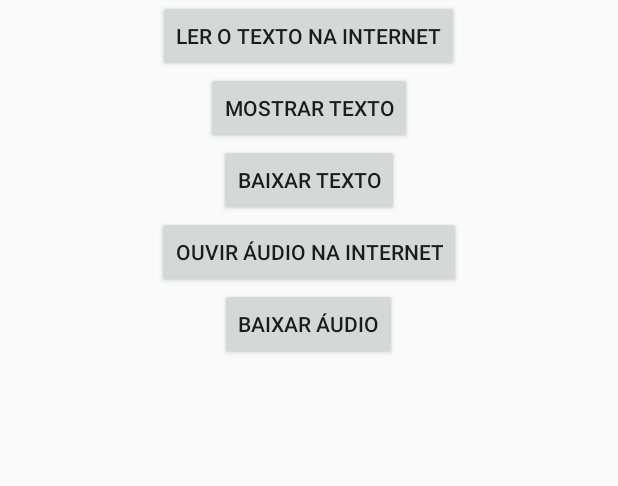
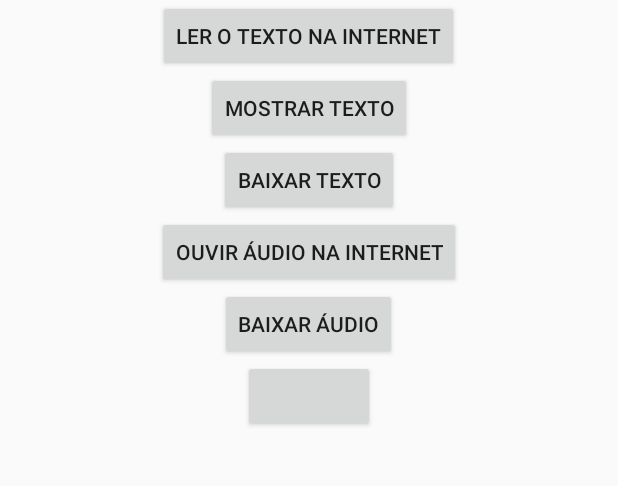
Before and after one commit to lucascomputacao/presenteDiario, an Android app: the MainActivity screen opened directly, with no data from a screen before it, on a phone screen of 412 x 824 dp, the part 117-603 px from its top. Run offline under Robolectric (Android 15) with nearby library versions, the phone set to English and light mode, and no system bars.

```diff
--- a/app/src/main/res/layout/activity_main.xml
+++ b/app/src/main/res/layout/activity_main.xml
@@ -51,5 +51,12 @@
         android:layout_gravity="center"
         android:text="Baixar Áudio" />
 
+    <Button
+        android:id="@+id/btnReadSDFile"
+        android:layout_width="wrap_content"
+        android:layout_height="wrap_content" />
+
+
+
 
 </LinearLayout>
```
